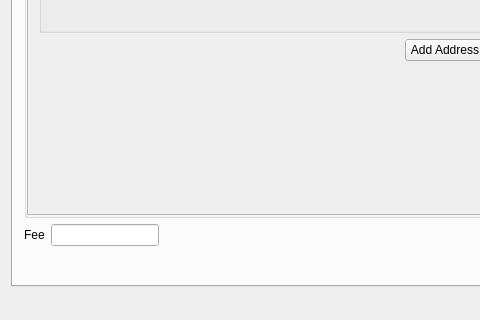
The window that src/mainwindow.ui (z-bitcoinz/BitcoinZ_Blue) describes before a commit, drawn with Qt 5; both pictures show x 0 to 480 and y 283 to 603 of the 889 by 603 pixel window.
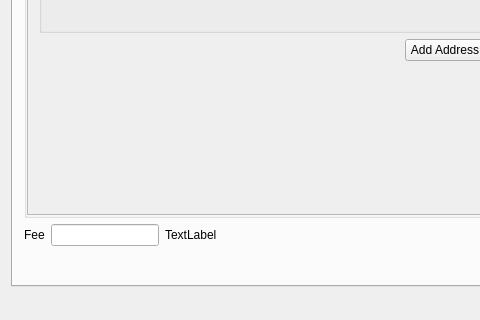
The same window after the commit. The open tabs and pages were chosen to show the change. Icons and pictures are not drawn.

What changed in the file:
```diff
--- a/src/mainwindow.ui
+++ b/src/mainwindow.ui
@@ -483,6 +483,13 @@
             </property>
            </widget>
           </item>
+          <item>
+           <widget class="QLabel" name="sendTxFeesUSD">
+            <property name="text">
+             <string>TextLabel</string>
+            </property>
+           </widget>
+          </item>
           <item>
            <spacer name="horizontalSpacer_5">
             <property name="orientation">
```
Left out of the diff: 9 changed lines with no effect on the pictures.
